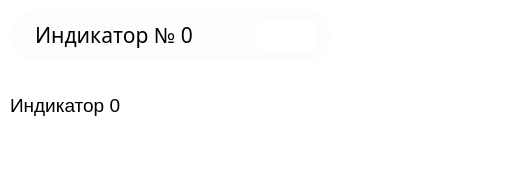
Old version of the form stage/UI/UI_Module/indicatorwidget.ui in the repository zerotonyq/MTCOLD.
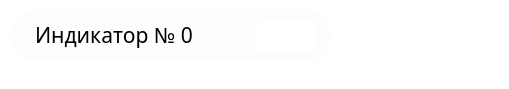
New version of the form. Icons and pictures are not drawn.

Commit message: info upgrade

```diff
--- a/stage/UI/UI_Module/indicatorwidget.ui
+++ b/stage/UI/UI_Module/indicatorwidget.ui
@@ -7,7 +7,7 @@
     <x>0</x>
     <y>0</y>
     <width>509</width>
-    <height>179</height>
+    <height>89</height>
    </rect>
   </property>
   <property name="windowTitle">
@@ -154,19 +154,6 @@
     <bool>true</bool>
    </property>
   </widget>
-  <widget class="QLabel" name="infoLabel">
-   <property name="geometry">
-    <rect>
-     <x>10</x>
-     <y>80</y>
-     <width>221</width>
-     <height>51</height>
-    </rect>
-   </property>
-   <property name="text">
-    <string>&lt;html&gt;&lt;head/&gt;&lt;body&gt;&lt;p&gt;&lt;span style=&quot; font-size:14pt;&quot;&gt;Индикатор 0&lt;/span&gt;&lt;/p&gt;&lt;/body&gt;&lt;/html&gt;</string>
-   </property>
-  </widget>
   <zorder>indicatorWidget</zorder>
   <zorder>infoButton</zorder>
   <zorder>toggle0_2</zorder>
```
Left out of the diff: 1 changed line with no effect on the pictures. The commit also changes 4 other files.
